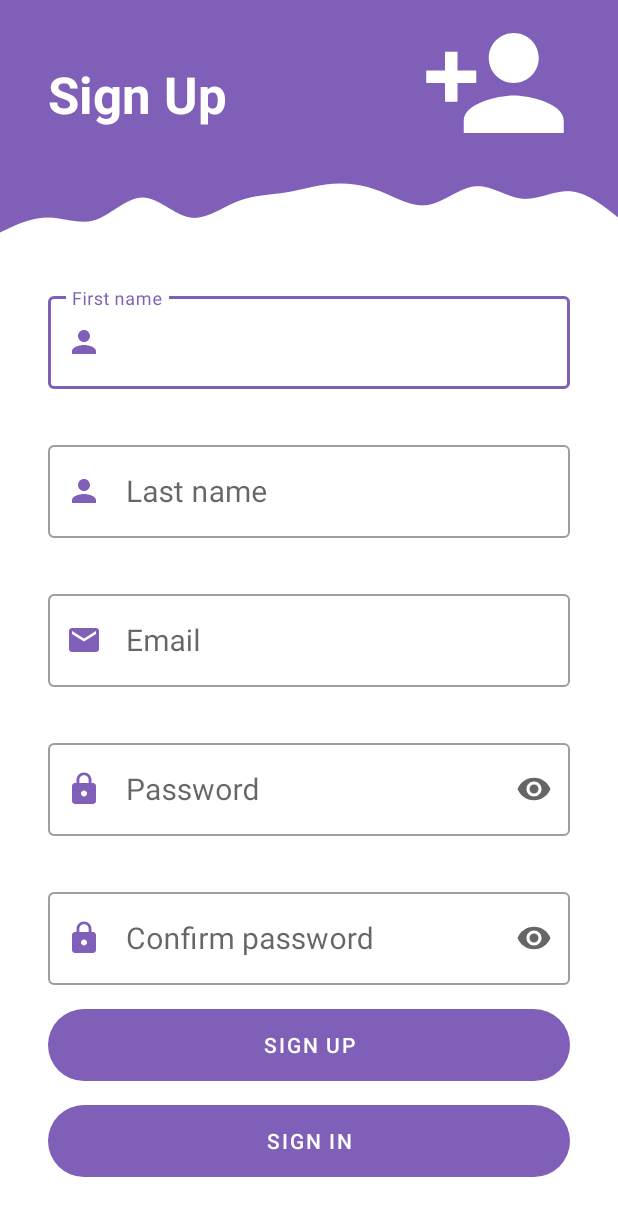
After one commit to hloan3101/NoteManagementApp, an Android app: the RegisterActivity screen opened directly, with no data from a screen before it, on a phone screen of 412 x 824 dp. The commit adds this screen. Shown: the top 1216 px of the screen. Run offline under Robolectric (Android 15) with nearby library versions, the phone set to English and light mode, and no system bars.

Commit message:
layout_register

```diff
--- a/app/src/main/AndroidManifest.xml
+++ b/app/src/main/AndroidManifest.xml
@@ -14,8 +14,11 @@
         android:theme="@style/Theme.NoteManagerApp"
         tools:targetApi="31">
         <activity
+            android:name=".RegisterActivity"
+            android:exported="false" />
+        <activity
             android:name=".LoginActivity"
-            android:exported="true" >
+            android:exported="true">
             <intent-filter>
                 <action android:name="android.intent.action.MAIN" />
 
--- /dev/null
+++ b/app/src/main/java/com/example/notemanagerapp/RegisterActivity.java
@@ -0,0 +1,14 @@
+package com.example.notemanagerapp;
+
+import androidx.appcompat.app.AppCompatActivity;
+
+import android.os.Bundle;
+
+public class RegisterActivity extends AppCompatActivity {
+
+    @Override
+    protected void onCreate(Bundle savedInstanceState) {
+        super.onCreate(savedInstanceState);
+        setContentView(R.layout.activity_register);
+    }
+}
--- /dev/null
+++ b/app/src/main/res/layout/activity_register.xml
@@ -0,0 +1,199 @@
+<?xml version="1.0" encoding="utf-8"?>
+<ScrollView xmlns:android="http://schemas.android.com/apk/res/android"
+    xmlns:app="http://schemas.android.com/apk/res-auto"
+    xmlns:tools="http://schemas.android.com/tools"
+    android:layout_width="match_parent"
+    android:layout_height="match_parent">
+
+    <androidx.constraintlayout.widget.ConstraintLayout
+        android:layout_width="match_parent"
+        android:layout_height="match_parent"
+        tools:context=".RegisterActivity">
+
+        <View
+            android:id="@+id/view"
+            android:layout_width="wrap_content"
+            android:layout_height="110dp"
+            android:background="@color/primary"
+            app:layout_constraintEnd_toEndOf="parent"
+            app:layout_constraintStart_toStartOf="parent"
+            app:layout_constraintTop_toTopOf="parent" />
+
+        <TextView
+            android:id="@+id/textView"
+            android:layout_width="wrap_content"
+            android:layout_height="wrap_content"
+            android:layout_marginStart="32dp"
+            android:layout_marginTop="40dp"
+            android:textSize="34sp"
+            android:textColor="@color/white"
+            android:textStyle="bold"
+            android:text="@string/hint_sign_up"
+            app:layout_constraintStart_toStartOf="parent"
+            app:layout_constraintTop_toTopOf="parent" />
+
+        <ImageView
+            android:id="@+id/imageView"
+            android:layout_width="wrap_content"
+            android:layout_height="wrap_content"
+            android:layout_marginEnd="32dp"
+            app:layout_constraintBottom_toBottomOf="@+id/view"
+            app:layout_constraintEnd_toEndOf="parent"
+            app:layout_constraintTop_toTopOf="@+id/view"
+            app:srcCompat="@drawable/ic_person_add_100" />
+
+        <View
+            android:id="@+id/view4"
+            android:layout_width="wrap_content"
+            android:layout_height="50dp"
+            android:background="@drawable/wave"
+            app:layout_constraintEnd_toEndOf="parent"
+            app:layout_constraintStart_toStartOf="parent"
+            app:layout_constraintTop_toBottomOf="@+id/view" />
+
+        <com.google.android.material.textfield.TextInputLayout
+            android:id="@+id/activity_register_til_first_name"
+            style="@style/Widget.MaterialComponents.TextInputLayout.OutlinedBox"
+            android:layout_width="match_parent"
+            android:layout_height="wrap_content"
+            android:layout_marginStart="32dp"
+            app:startIconDrawable="@drawable/ic_person_24"
+            app:startIconTint="@color/primary"
+            app:endIconMode="clear_text"
+            android:layout_marginTop="32dp"
+            android:layout_marginEnd="32dp"
+            app:layout_constraintEnd_toEndOf="parent"
+            app:layout_constraintStart_toStartOf="parent"
+            app:layout_constraintTop_toBottomOf="@+id/view4">
+
+            <com.google.android.material.textfield.TextInputEditText
+                android:id="@+id/activity_register_et_first_name"
+                android:layout_width="match_parent"
+                android:layout_height="wrap_content"
+                android:hint="@string/hint_fist_name"
+                android:textSize="20sp"/>
+
+        </com.google.android.material.textfield.TextInputLayout>
+
+        <com.google.android.material.textfield.TextInputLayout
+            android:id="@+id/activity_register_til_last_name"
+            style="@style/Widget.MaterialComponents.TextInputLayout.OutlinedBox"
+            android:layout_width="match_parent"
+            android:layout_height="wrap_content"
+            android:layout_marginStart="32dp"
+            app:startIconDrawable="@drawable/ic_person_24"
+            app:startIconTint="@color/primary"
+            app:endIconMode="clear_text"
+            android:layout_marginTop="32dp"
+            android:layout_marginEnd="32dp"
+            app:layout_constraintEnd_toEndOf="parent"
+            app:layout_constraintStart_toStartOf="parent"
+            app:layout_constraintTop_toBottomOf="@+id/activity_register_til_first_name">
+
+            <com.google.android.material.textfield.TextInputEditText
+                android:id="@+id/activity_register_et_last_name"
+                android:layout_width="match_parent"
+                android:layout_height="wrap_content"
+                android:hint="@string/hint_last_name"
+                android:textSize="20sp"/>
+        </com.google.android.material.textfield.TextInputLayout>
+
+        <com.google.android.material.textfield.TextInputLayout
+            android:id="@+id/activity_register_til_email"
+            style="@style/Widget.MaterialComponents.TextInputLayout.OutlinedBox"
+            android:layout_width="match_parent"
+            android:layout_height="wrap_content"
+            android:layout_marginStart="32dp"
+            app:startIconDrawable="@drawable/ic_email_24"
+            app:startIconTint="@color/primary"
+            app:endIconMode="clear_text"
+            android:layout_marginTop="32dp"
+            android:layout_marginEnd="32dp"
+            app:layout_constraintEnd_toEndOf="parent"
+            app:layout_constraintStart_toStartOf="parent"
+            app:layout_constraintTop_toBottomOf="@+id/activity_register_til_last_name">
+
+            <com.google.android.material.textfield.TextInputEditText
+                android:id="@+id/activity_register_et_email"
+                android:layout_width="match_parent"
+                android:layout_height="wrap_content"
+                android:hint="@string/hint_email"
+                android:textSize="20sp"/>
+        </com.google.android.material.textfield.TextInputLayout>
+
+        <com.google.android.material.textfield.TextInputLayout
+            android:id="@+id/activity_register_til_password"
+            style="@style/Widget.MaterialComponents.TextInputLayout.OutlinedBox"
+            android:layout_width="match_parent"
+            android:layout_height="wrap_content"
+            android:layout_marginStart="32dp"
+            app:startIconDrawable="@drawable/ic_lock_24"
+            app:startIconTint="@color/primary"
+            app:endIconMode="password_toggle"
+            android:layout_marginTop="32dp"
+            android:layout_marginEnd="32dp"
+            app:layout_constraintEnd_toEndOf="parent"
+            app:layout_constraintStart_toStartOf="parent"
+            app:layout_constraintTop_toBottomOf="@+id/activity_register_til_email">
+
+            <com.google.android.material.textfield.TextInputEditText
+                android:id="@+id/activity_register_password"
+                android:layout_width="match_parent"
+                android:layout_height="wrap_content"
+                android:hint="@string/hint_password"
+                android:inputType="textPassword"
+                android:textSize="20sp"/>
+        </com.google.android.material.textfield.TextInputLayout>
+
+        <com.google.android.material.textfield.TextInputLayout
+            android:id="@+id/activity_register_til_confirm_password"
+            style="@style/Widget.MaterialComponents.TextInputLayout.OutlinedBox"
+            android:layout_width="match_parent"
+            android:layout_height="wrap_content"
+            android:layout_marginStart="32dp"
+            app:startIconDrawable="@drawable/ic_lock_24"
+            app:startIconTint="@color/primary"
+            app:endIconMode="password_toggle"
+            android:layout_marginTop="32dp"
+            android:layout_marginEnd="32dp"
+            app:layout_constraintEnd_toEndOf="parent"
+            app:layout_constraintStart_toStartOf="parent"
+            app:layout_constraintTop_toBottomOf="@+id/activity_register_til_password">
+
+            <com.google.android.material.textfield.TextInputEditText
+                android:id="@+id/activity_register_confirm_password"
+                android:layout_width="match_parent"
+                android:layout_height="wrap_content"
+                android:hint="@string/hint_confirm_password"
+                android:inputType="textPassword"
+                android:textSize="20sp"/>
+        </com.google.android.material.textfield.TextInputLayout>
+
+        <Button
+            android:id="@+id/activity_register_btn_sign_up"
+            android:layout_width="match_parent"
+            android:layout_height="wrap_content"
+            android:layout_marginTop="16dp"
+            android:layout_marginStart="32dp"
+            android:layout_marginEnd="32dp"
+            android:text="@string/hint_sign_up"
+            android:background="@drawable/custom_round_boder"
+            app:layout_constraintEnd_toEndOf="parent"
+            app:layout_constraintStart_toStartOf="parent"
+            app:layout_constraintTop_toBottomOf="@+id/activity_register_til_confirm_password" />
+
+        <Button
+            android:id="@+id/activity_register_btn_login"
+            android:layout_width="match_parent"
+            android:layout_height="wrap_content"
+            android:layout_marginTop="16dp"
+            android:layout_marginStart="32dp"
+            android:layout_marginEnd="32dp"
+            android:text="@string/hint_sign_in"
+            android:background="@drawable/custom_round_boder"
+            app:layout_constraintEnd_toEndOf="parent"
+            app:layout_constraintStart_toStartOf="parent"
+            app:layout_constraintTop_toBottomOf="@+id/activity_register_btn_sign_up" />
+
+    </androidx.constraintlayout.widget.ConstraintLayout>
+</ScrollView>
--- a/app/src/main/res/values/strings.xml
+++ b/app/src/main/res/values/strings.xml
@@ -6,4 +6,8 @@
     <string name="hint_remember_me">Remember me</string>
     <string name="hint_sign_in">Sign In</string>
     <string name="hint_exit">Exit</string>
+    <string name="hint_sign_up">Sign Up</string>
+    <string name="hint_fist_name">First name</string>
+    <string name="hint_last_name">Last name</string>
+    <string name="hint_confirm_password">Confirm password</string>
 </resources>
```
